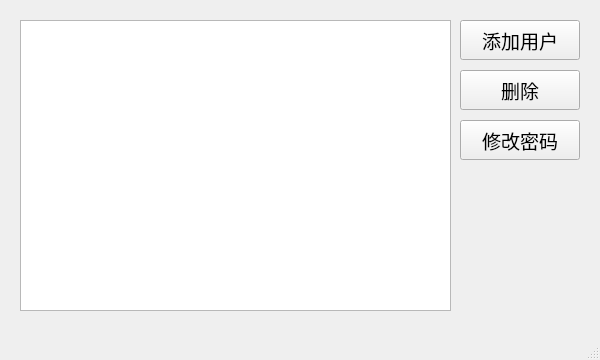
Old version of the form managementwindow.ui in the repository czhc001/Qt-Project-FAPIAO.
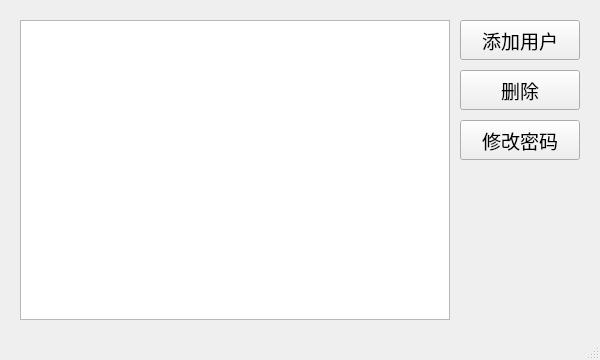
New version of the form. Icons and pictures are not drawn.

What changed in the file:
```diff
--- a/managementwindow.ui
+++ b/managementwindow.ui
@@ -77,8 +77,8 @@
      <rect>
       <x>20</x>
       <y>20</y>
-      <width>431</width>
-      <height>291</height>
+      <width>430</width>
+      <height>300</height>
      </rect>
     </property>
     <property name="font">
```
